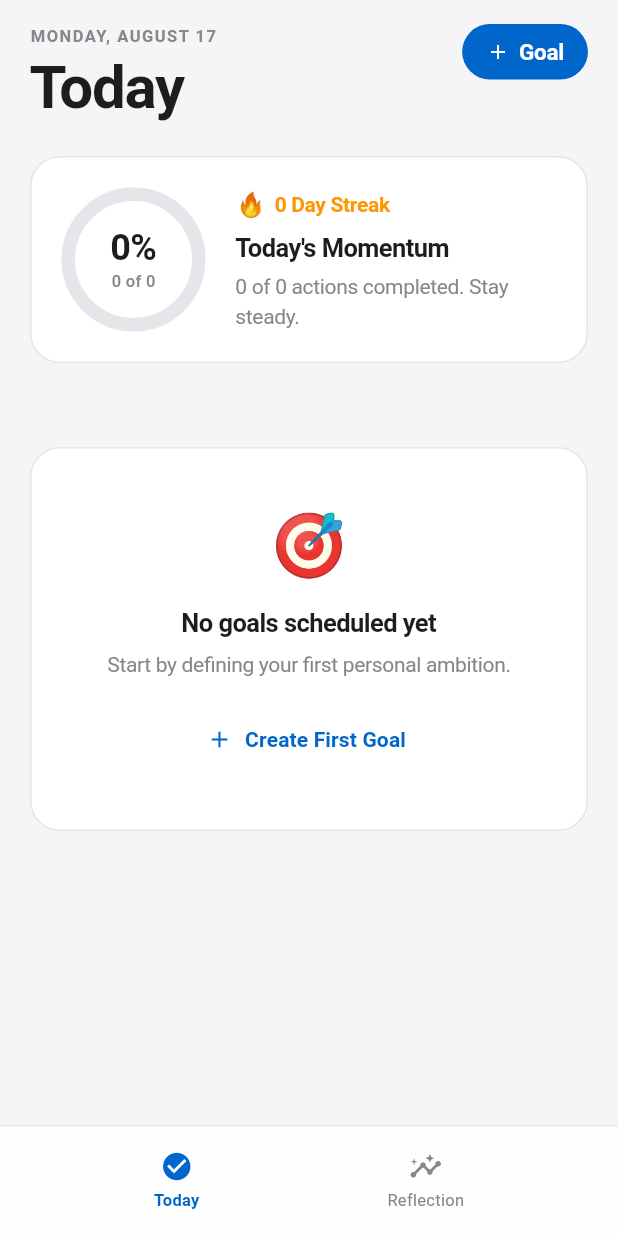
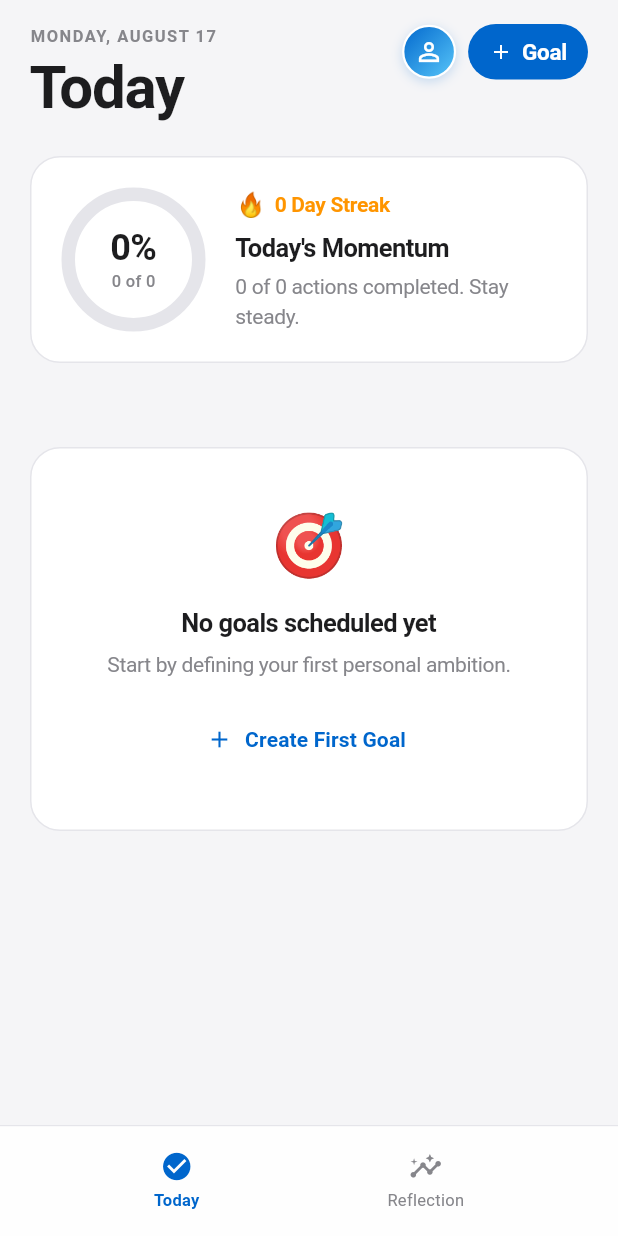
Before and after one commit to Omkumar-pal/acheive, a Flutter app: the AppRootNavigation screen opened directly with empty values, on a phone screen of 412 x 824 dp. Run offline on Flutter 3.47's test engine with Material 3 defaults, Android fonts, the phone set to English and light mode, and no system bars; accounts and stored records are empty; Roboto replaces fonts that are missing (SF Pro Text).

Commit message:
feat(profile): add user profile modal sheet with account metrics and logout button

```diff
--- a/lib/ui/features/dashboard/views/dashboard_view.dart
+++ b/lib/ui/features/dashboard/views/dashboard_view.dart
@@ -2,6 +2,7 @@ import 'package:flutter/material.dart';
 import 'package:intl/intl.dart';
 import '../../../../domain/models/goal.dart';
 import '../../../core/theme/app_colors.dart';
+import '../../../core/theme/app_radius.dart';
 import '../../../core/theme/app_typography.dart';
 import '../../../core/widgets/apple_pill_button.dart';
 import '../../../core/widgets/responsive_container.dart';
@@ -14,12 +15,14 @@ class DashboardView extends StatelessWidget {
   final DashboardViewModel viewModel;
   final Function(Goal) onGoalSelected;
   final VoidCallback onNewGoalTap;
+  final VoidCallback? onProfileTap;
 
   const DashboardView({
     super.key,
     required this.viewModel,
     required this.onGoalSelected,
     required this.onNewGoalTap,
+    this.onProfileTap,
   });
 
   @override
@@ -68,12 +71,52 @@ class DashboardView extends StatelessWidget {
                               const Text('Today', style: AppTypography.heroDisplay),
                             ],
                           ),
-                          ApplePillButton(
-                            text: 'Goal',
-                            icon: Icons.add,
-                            onPressed: onNewGoalTap,
-                            padding: const EdgeInsets.symmetric(
-                                horizontal: 16, vertical: 8),
+                          Row(
+                            mainAxisSize: MainAxisSize.min,
+                            children: [
+                              // User Profile Avatar Button
+                              if (onProfileTap != null) ...[
+                                InkWell(
+                                  onTap: onProfileTap,
+                                  borderRadius: AppRadius.roundedPill,
+                                  child: Container(
+                                    width: 36,
+                                    height: 36,
+                                    decoration: BoxDecoration(
+                                      gradient: const LinearGradient(
+                                        colors: [Color(0xFF0066CC), Color(0xFF5AC8FA)],
+                                        begin: Alignment.topLeft,
+                                        end: Alignment.bottomRight,
+                                      ),
+                                      shape: BoxShape.circle,
+                                      border: Border.all(
+                                        color: Colors.white,
+                                        width: 1.5,
+                                      ),
+                                      boxShadow: [
+                                        BoxShadow(
+                                          color: AppColors.primary.withOpacity(0.2),
+                                          blurRadius: 6,
+                                          offset: const Offset(0, 2),
+                                        ),
+                                      ],
+                                    ),
+                                    child: const Center(
+                                      child: Icon(Icons.person_outline,
+                                          size: 20, color: Colors.white),
+                                    ),
+                                  ),
+                                ),
+                                const SizedBox(width: 8),
+                              ],
+                              ApplePillButton(
+                                text: 'Goal',
+                                icon: Icons.add,
+                                onPressed: onNewGoalTap,
+                                padding: const EdgeInsets.symmetric(
+                                    horizontal: 14, vertical: 8),
+                              ),
+                            ],
                           ),
                         ],
                       ),
```
Also changed, not shown: lib/main.dart (+14 -0 lines), lib/ui/features/profile/views/profile_sheet.dart (added, +181 -0 lines), 2 other files.
